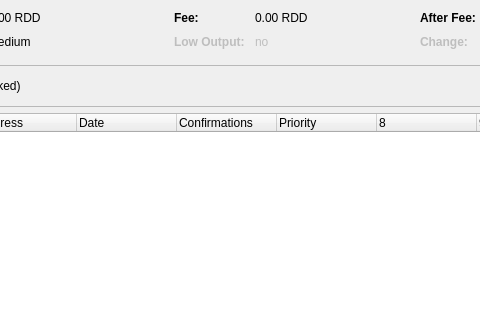
The window that src/qt/forms/coincontroldialog.ui (zarGonnn/reddcoin) describes before a commit, drawn with Qt 5; both pictures show x 335 to 815 and y 0 to 320 of the 1000 by 500 pixel window.
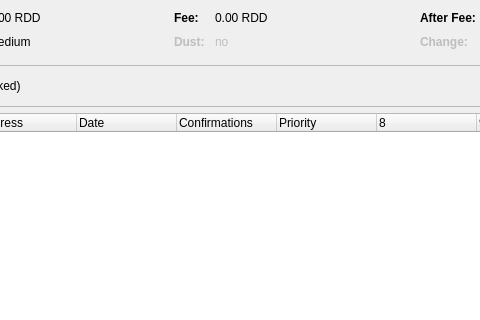
The same window after the commit. Custom widgets are drawn as their Qt base class.

```diff
--- a/src/qt/forms/coincontroldialog.ui
+++ b/src/qt/forms/coincontroldialog.ui
@@ -225,7 +225,7 @@
           </font>
          </property>
          <property name="text">
-          <string>Low Output:</string>
+          <string>Dust:</string>
          </property>
         </widget>
        </item>
```
